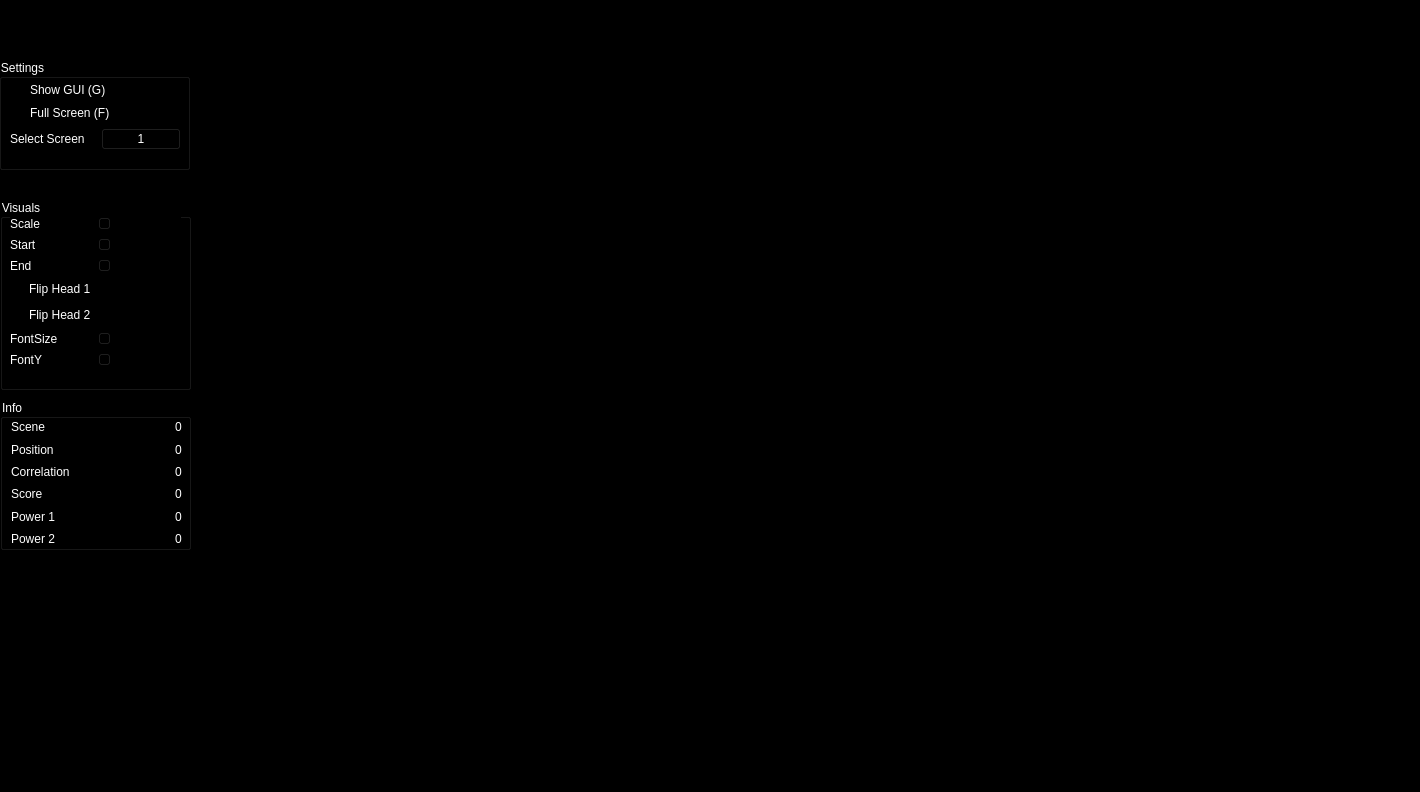
Old version of the form visuals/gui.ui in the repository RhythmsOfRelating/LabVisuals.
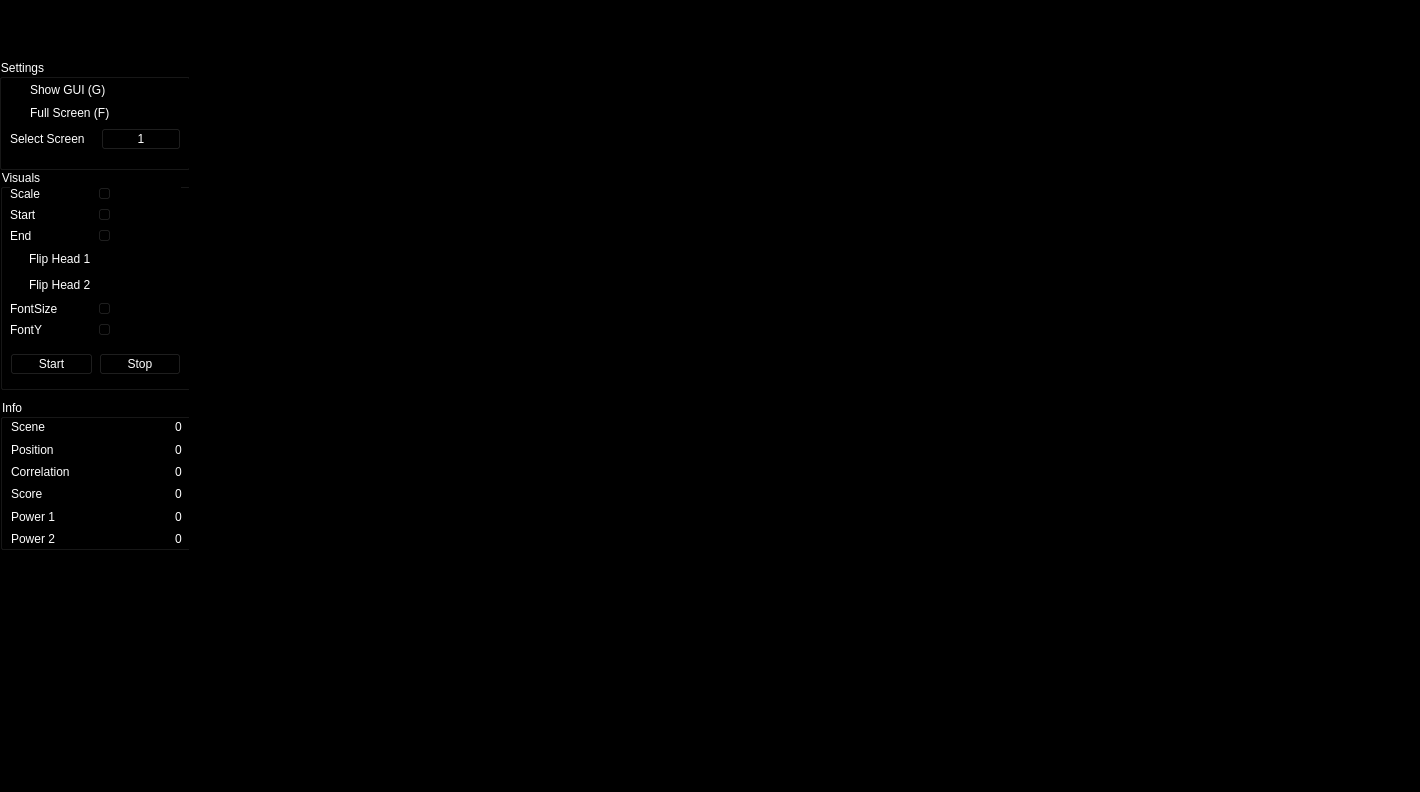
New version of the form. Icons and pictures are not drawn.

Commit message: :lipstick: updated gui with start/stop buttons

Diff of the .ui file:
```diff
--- a/visuals/gui.ui
+++ b/visuals/gui.ui
@@ -21,9 +21,9 @@
     <property name="geometry">
      <rect>
       <x>0</x>
-      <y>180</y>
+      <y>150</y>
       <width>191</width>
-      <height>191</height>
+      <height>221</height>
      </rect>
     </property>
     <property name="styleSheet">
@@ -32,7 +32,7 @@
     <property name="title">
      <string>Visuals</string>
     </property>
-    <widget class="QWidget" name="">
+    <widget class="QWidget" name="layoutWidget">
      <property name="geometry">
       <rect>
        <x>10</x>
@@ -178,6 +178,32 @@
       </item>
      </layout>
     </widget>
+    <widget class="QWidget" name="horizontalLayoutWidget">
+     <property name="geometry">
+      <rect>
+       <x>10</x>
+       <y>180</y>
+       <width>171</width>
+       <height>31</height>
+      </rect>
+     </property>
+     <layout class="QHBoxLayout" name="horizontalLayout_13">
+      <item>
+       <widget class="QPushButton" name="startButton">
+        <property name="text">
+         <string>Start</string>
+        </property>
+       </widget>
+      </item>
+      <item>
+       <widget class="QPushButton" name="pushButton_2">
+        <property name="text">
+         <string>Stop</string>
+        </property>
+       </widget>
+      </item>
+     </layout>
+    </widget>
    </widget>
    <widget class="QGroupBox" name="SettingsBox">
     <property name="geometry">
@@ -195,7 +221,7 @@
     <property name="title">
      <string>Settings</string>
     </property>
-    <widget class="QWidget" name="">
+    <widget class="QWidget" name="layoutWidget">
      <property name="geometry">
       <rect>
        <x>11</x>
@@ -273,7 +299,7 @@
     <property name="title">
      <string>Info</string>
     </property>
-    <widget class="QWidget" name="">
+    <widget class="QWidget" name="layoutWidget">
      <property name="geometry">
       <rect>
        <x>11</x>
@@ -466,16 +492,16 @@
      </layout>
     </widget>
    </widget>
-   <widget class="QWidget" name="">
+   <widget class="QWidget" name="layoutWidget">
     <property name="geometry">
      <rect>
-      <x>320</x>
-      <y>190</y>
-      <width>520</width>
-      <height>271</height>
+      <x>189</x>
+      <y>50</y>
+      <width>1261</width>
+      <height>481</height>
      </rect>
     </property>
-    <layout class="QHBoxLayout" name="horizontalLayout_13">
+    <layout class="QHBoxLayout" name="CentralArea">
      <item>
       <widget class="QLabel" name="label">
        <property name="text">
```
Left out of the diff: 4 changed lines with no effect on the pictures. The commit also changes 1 other file.
